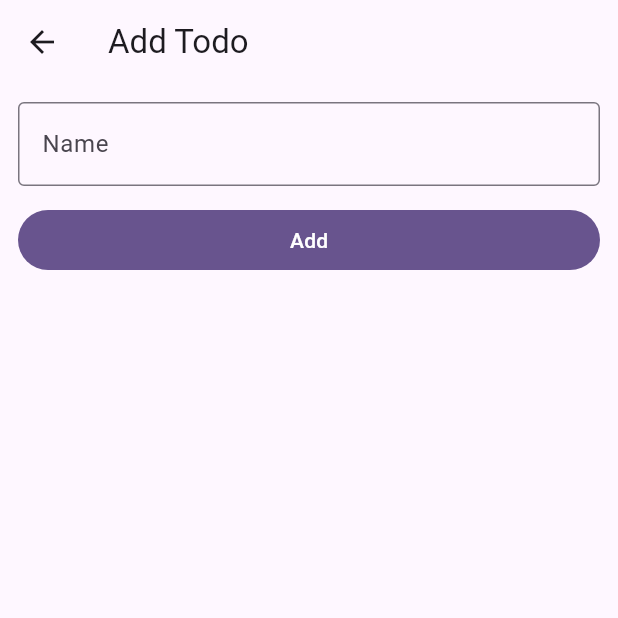
After one commit to rlwt/flutter-exercises, a Flutter app: the Practice8 screen opened by its route, after a tap on the "add" icon, on a phone screen of 412 x 824 dp, the top half of it. The commit adds this screen. Run offline on Flutter 3.47's test engine with Material 3 defaults, Android fonts, the phone set to English and light mode, and no system bars.

Commit message:
feat: practice 8

```diff
--- /dev/null
+++ b/lib/day2/practices/practice_8.dart
@@ -0,0 +1,101 @@
+import 'package:flutter/material.dart';
+
+class Practice8 extends StatefulWidget {
+  static const String routeName = "/practice-8";
+  const Practice8({super.key});
+
+  @override
+  State<StatefulWidget> createState() => _Practice8State();
+}
+
+class _Practice8State extends State<Practice8> {
+  List<Todo> todos = [];
+
+  @override
+  Widget build(BuildContext context) {
+    return Scaffold(
+      appBar: AppBar(
+        title: const Text("Practice 8 Screen"),
+      ),
+      floatingActionButton: FloatingActionButton(
+        onPressed: () async {
+          final result =
+              await Navigator.pushNamed(context, AddTodoScreen.routeName);
+          if (result != null) {
+            todos.add(Todo(name: result as String, done: false));
+            setState(() {});
+          }
+        },
+        child: const Icon(Icons.add),
+      ),
+      body: ListView.builder(
+        itemBuilder: (context, index) {
+          final todo = todos[index];
+          return ListTile(
+            title: Text(todo.name),
+            trailing: Checkbox(
+              value: todo.done,
+              onChanged: (bool? value) {
+                todos[index] = Todo(name: todo.name, done: value ?? false);
+                setState(() {});
+              },
+            ),
+          );
+        },
+        itemCount: todos.length,
+      ),
+    );
+  }
+}
+
+class AddTodoScreen extends StatelessWidget {
+  static const String routeName = "/add-todo";
+  final formKey = GlobalKey<FormState>();
+  final nameTEC = TextEditingController();
+  @override
+  Widget build(BuildContext context) {
+    return Scaffold(
+      appBar: AppBar(
+        title: const Text("Add Todo"),
+      ),
+      body: Form(
+        key: formKey,
+        child: ListView(
+          padding: const EdgeInsets.all(12),
+          children: [
+            TextFormField(
+              controller: nameTEC,
+              decoration: const InputDecoration(
+                border: OutlineInputBorder(),
+                label: Text("Name"),
+                hintText: "Anything Todo",
+              ),
+              validator: (value) {
+                if (value == null || value.isEmpty) return "Required";
+                return null;
+              },
+            ),
+            const SizedBox(
+              height: 12,
+            ),
+            FilledButton(
+              onPressed: () {
+                final valid = formKey.currentState!.validate();
+                if (valid) {
+                  Navigator.pop(context, nameTEC.text);
+                }
+              },
+              child: const Text("Add"),
+            )
+          ],
+        ),
+      ),
+    );
+  }
+}
+
+class Todo {
+  final String name;
+  final bool done;
+  Todo({required this.name, required this.done});
+}
```
Also changed, not shown: lib/main.dart (+6 -1 lines).
